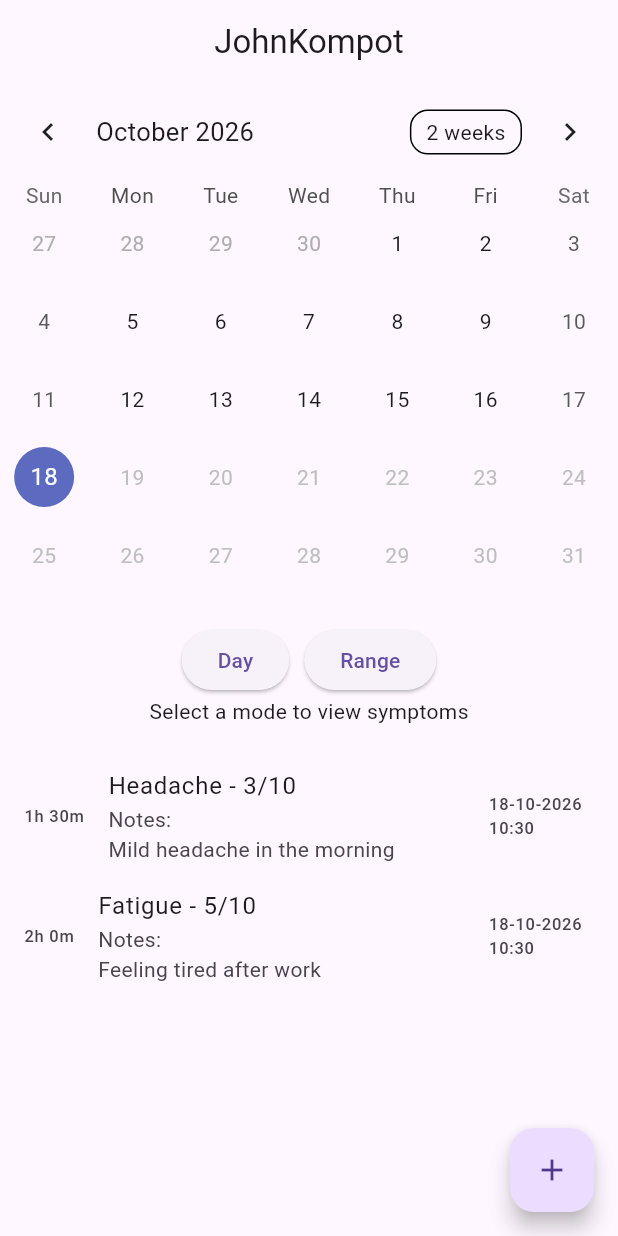
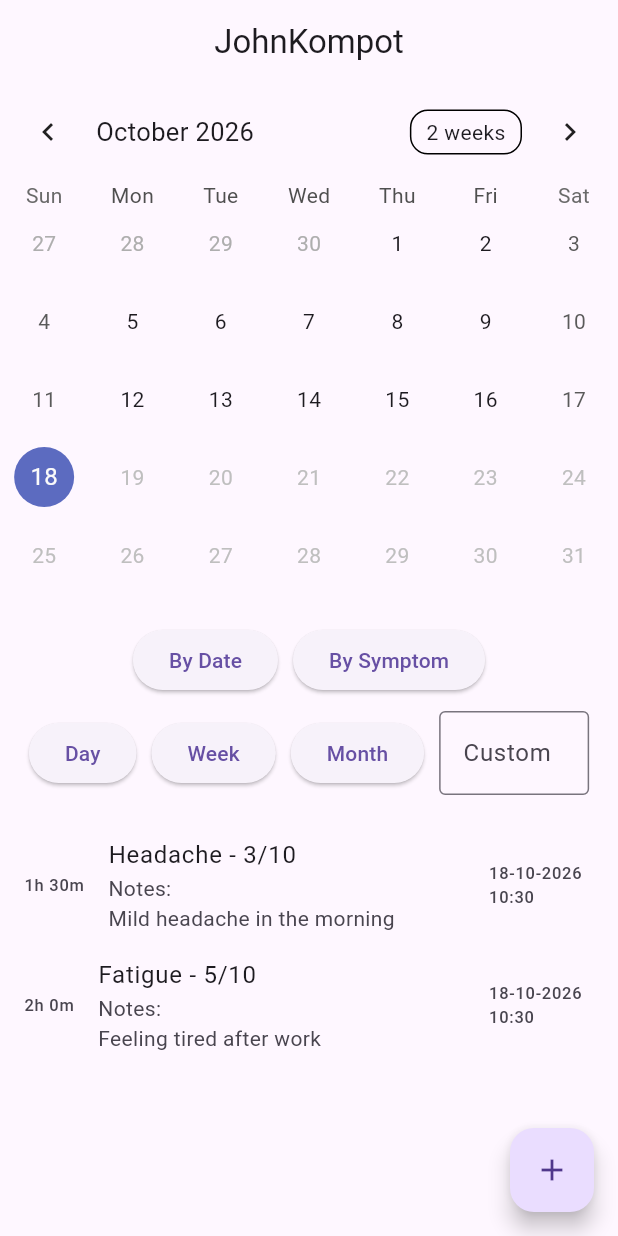
Before and after one commit to RakTotah/HealthHack48-2026, a Flutter app: the screen it shows after launch, after a tap on "Day", on a phone screen of 412 x 824 dp. Run offline on Flutter 3.47's test engine with Material 3 defaults, Android fonts, the phone set to English and light mode, and no system bars; drawn by our look-alikes of table_calendar.

Commit message:
working range buttons and custom text

```diff
--- a/frontend/lib/main.dart
+++ b/frontend/lib/main.dart
@@ -100,7 +100,7 @@ class _CalendarState extends State<Calendar> {
   DateTime _focusedDay = DateTime.now();
   bool _symptomMode = false; // false for date range, true for symptom
   String _selectedSymptom = ""; // Name of the selected symptom
-  int _selectedRange = 0; // Number of days for range selection
+  int _selectedRange = 1; // Number of days for range selection
 
   _setMode(bool mode) {
     setState(() {
@@ -108,9 +108,24 @@ class _CalendarState extends State<Calendar> {
     });
   }
 
-  _setRange(int range) {
+  _setRange(String range) {
+    int days = 0;
+    switch (range) {
+      case "day":
+        days = 1;
+        break;
+      case "week":
+        days = 7;
+        break;
+      case "month":
+        days = DateUtils.getDaysInMonth(_selectedDay.year, _selectedDay.month);
+        break;
+      case "custom":
+        // Custom range logic can be implemented here
+        break;
+    }
     setState(() {
-      _selectedRange = range;
+      _selectedRange = days;
     });
   }
 
@@ -173,7 +188,7 @@ class _CalendarState extends State<Calendar> {
           },
         ),
         SizedBox(height: 20),
-        ModeSelector(_setMode, _setRange),
+        ModeSelector(_symptomMode, _setMode, _setRange),
         SizedBox(height: 20),
         SymptomList(_getSymptoms()),
       ],
@@ -182,10 +197,11 @@ class _CalendarState extends State<Calendar> {
 }
 
 class ModeSelector extends StatelessWidget {
-  const ModeSelector(this.onModeChanged, this.onRangeChanged, {super.key});
+  const ModeSelector(this.mode, this.onModeChanged, this.onRangeChanged, {super.key});
 
+  final bool mode;
   final Function(bool) onModeChanged;
-  final Function(int) onRangeChanged;
+  final Function(String) onRangeChanged;
 
   @override
   Widget build(BuildContext context) {
@@ -199,19 +215,63 @@ class ModeSelector extends StatelessWidget {
               onPressed: () {
                 onModeChanged(false);
               },
-              child: Text("Day"),
+              child: Text("By Date"),
             ),
             SizedBox(width: 10),
             ElevatedButton(
               onPressed: () {
-                // Set mode to range
+                // Set mode to symptom mode
                 onModeChanged(true);
               },
-              child: Text("Range"),
+              child: Text("By Symptom"),
             ),
           ],
         ),
-        Text("Select a mode to view symptoms")
+        if (mode == false) ...[
+          SizedBox(height: 10),
+          Row(
+            mainAxisAlignment: MainAxisAlignment.center,
+            children: [
+              ElevatedButton(
+                onPressed: () {
+                  onRangeChanged("day");
+                },
+                child: Text("Day"),
+              ),
+              SizedBox(width: 10),
+              ElevatedButton(
+                onPressed: () {
+                  onRangeChanged("week");
+                },
+                child: Text("Week"),
+              ),
+              SizedBox(width: 10),
+              ElevatedButton(
+                onPressed: () {
+                  onRangeChanged("month");
+                },
+                child: Text("Month"),
+              ),
+              SizedBox(width: 10),
+              Container(
+                width: 100,
+                child: TextField(
+                  decoration: InputDecoration(
+                    labelText: "Custom",
+                    border: OutlineInputBorder(),
+                  ),
+                  keyboardType: TextInputType.number,
+                  onSubmitted: (value) {
+                    int? customDays = int.tryParse(value);
+                    if (customDays != null && customDays > 0) {
+                      onRangeChanged("custom");
+                    }
+                  },
+                ),
+              ),
+            ],
+          ),
+        ]
       ],
     );
   }
```
